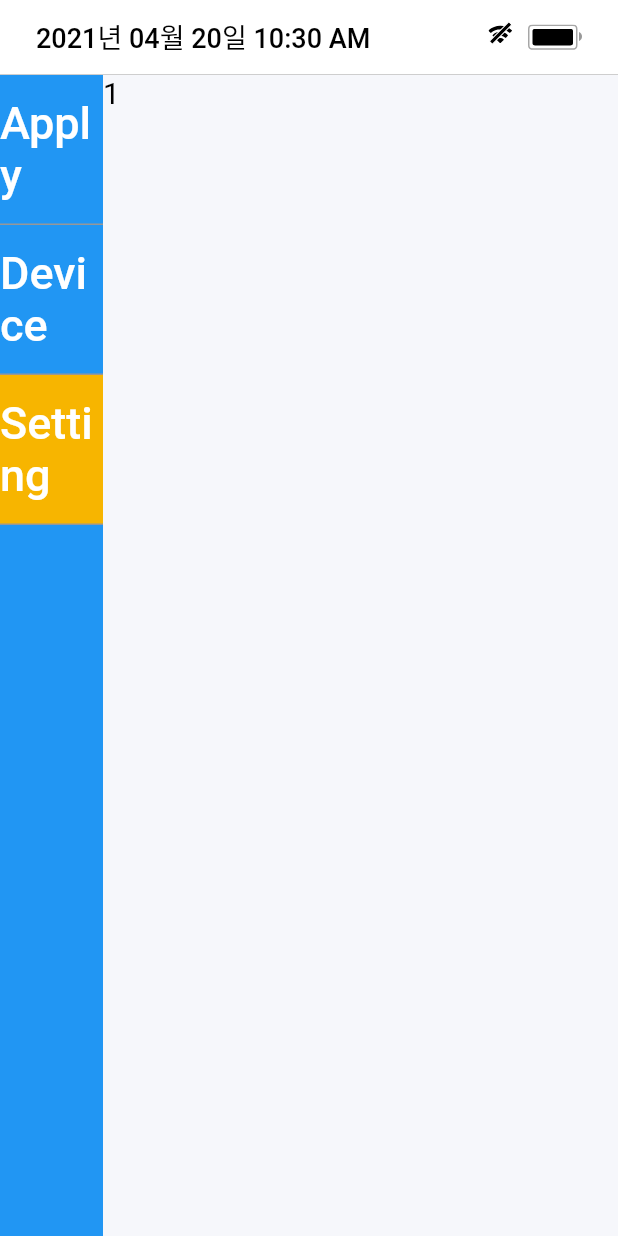
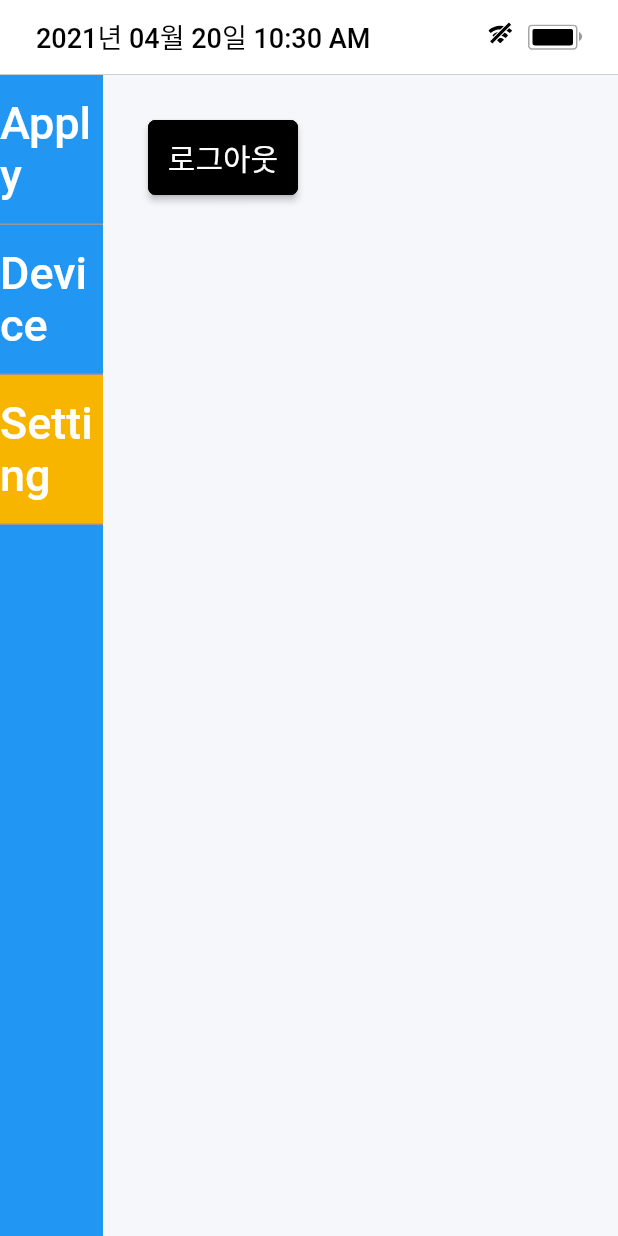
Before and after one commit to workingscorpion/h-order-reception, a Flutter app: the HomePage screen opened by its route, after a tap on "Device", after a tap on "Setting", on a phone screen of 412 x 824 dp. Run offline on Flutter 3.47's test engine with Material 2 defaults, Android fonts, the phone set to English and light mode, and no system bars; our stand-ins replace battery, flutter_svg, fluttertoast, mobx, shared_preferences; missing offline and left inert: wifi; accounts and stored records are empty; generated files the repository leaves out were written again.

Commit message:
feat: views

```diff
--- a/lib/pages/home/deviceView.dart
+++ b/lib/pages/home/deviceView.dart
@@ -11,6 +11,7 @@ class _DeviceViewState extends State<DeviceView> {
   @override
   Widget build(BuildContext context) {
     return Container(
+      padding: EdgeInsets.all(30),
       child: Text('1'),
     );
   }
--- a/lib/pages/home/orderView.dart
+++ b/lib/pages/home/orderView.dart
@@ -11,6 +11,7 @@ class _OrderViewState extends State<OrderView> {
   @override
   Widget build(BuildContext context) {
     return Container(
+      padding: EdgeInsets.all(30),
       child: Text('1'),
     );
   }
--- a/lib/pages/home/settingView.dart
+++ b/lib/pages/home/settingView.dart
@@ -1,4 +1,5 @@
 import 'package:flutter/material.dart';
+import 'package:h_order_reception/appRouter.dart';
 
 class SettingView extends StatefulWidget {
   SettingView({Key key}) : super(key: key);
@@ -8,10 +9,32 @@ class SettingView extends StatefulWidget {
 }
 
 class _SettingViewState extends State<SettingView> {
+  String selectedListType = "Grid";
+
+  int orderCount = 6;
+
   @override
   Widget build(BuildContext context) {
     return Container(
-      child: Text('1'),
+      padding: EdgeInsets.all(30),
+      child: Column(
+        crossAxisAlignment: CrossAxisAlignment.start,
+        children: [
+          Container(
+            width: 100,
+            height: 50,
+            child: RaisedButton(
+              onPressed: () {
+                AppRouter.toLoginPage();
+              },
+              child: Text(
+                '로그아웃',
+                style: Theme.of(context).textTheme.bodyText1,
+              ),
+            ),
+          ),
+        ],
+      ),
     );
   }
 }
```
